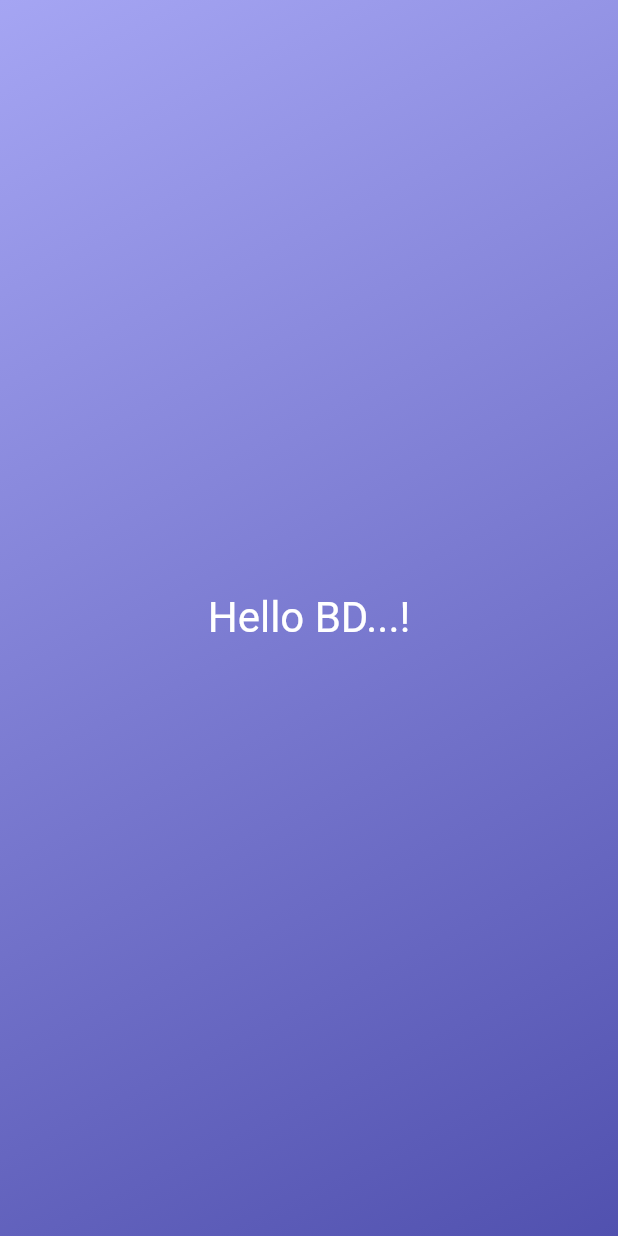
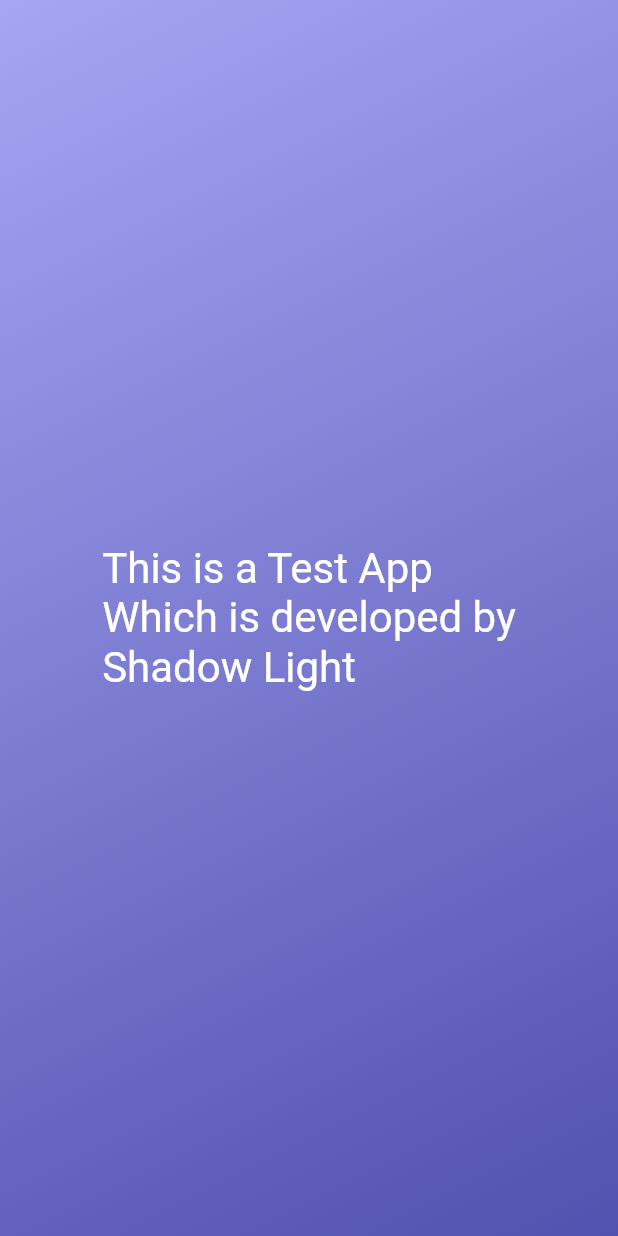
Before and after one commit to yhrjfj/Dice_App, a Flutter app: the screen it shows after launch, on a phone screen of 412 x 824 dp. Run offline on Flutter 3.47's test engine with Material 2 defaults, Android fonts, the phone set to English and light mode, and no system bars.

Commit message:
Make variable const

```diff
--- a/lib/gradient_container.dart
+++ b/lib/gradient_container.dart
@@ -1,5 +1,8 @@
 import 'package:first_app/style_text.dart';
 import 'package:flutter/material.dart';
+
+const startAlignment = Alignment.topLeft;
+const endAlignment = Alignment.bottomRight;
 
 class GradientContainer extends StatelessWidget {
   const GradientContainer({super.key});
@@ -13,8 +16,8 @@ class GradientContainer extends StatelessWidget {
             Color.fromRGBO(165, 165, 243, 1),
             Color.fromRGBO(81, 81, 175, 1),
           ],
-          begin: Alignment.topLeft,
-          end: Alignment.bottomRight,
+          begin: startAlignment,
+          end: endAlignment,
         ),
       ),
       child: const Center(
--- a/lib/style_text.dart
+++ b/lib/style_text.dart
@@ -7,7 +7,7 @@ class StyleText extends StatelessWidget {
   Widget build(context) {
     // Add the required BuildContext parameter
     return const Text(
-      'Hello BD...!',
+      'This is a Test App\nWhich is developed by\nShadow Light',
       style: TextStyle(
         color: Colors.white,
         fontSize: 28,
```
